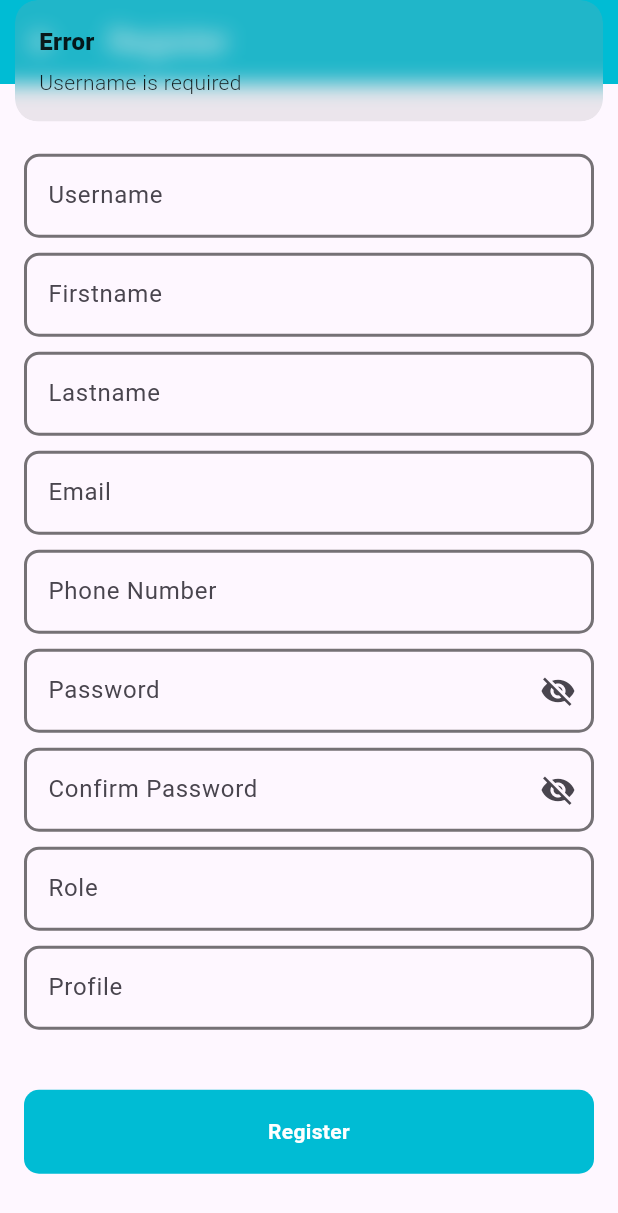
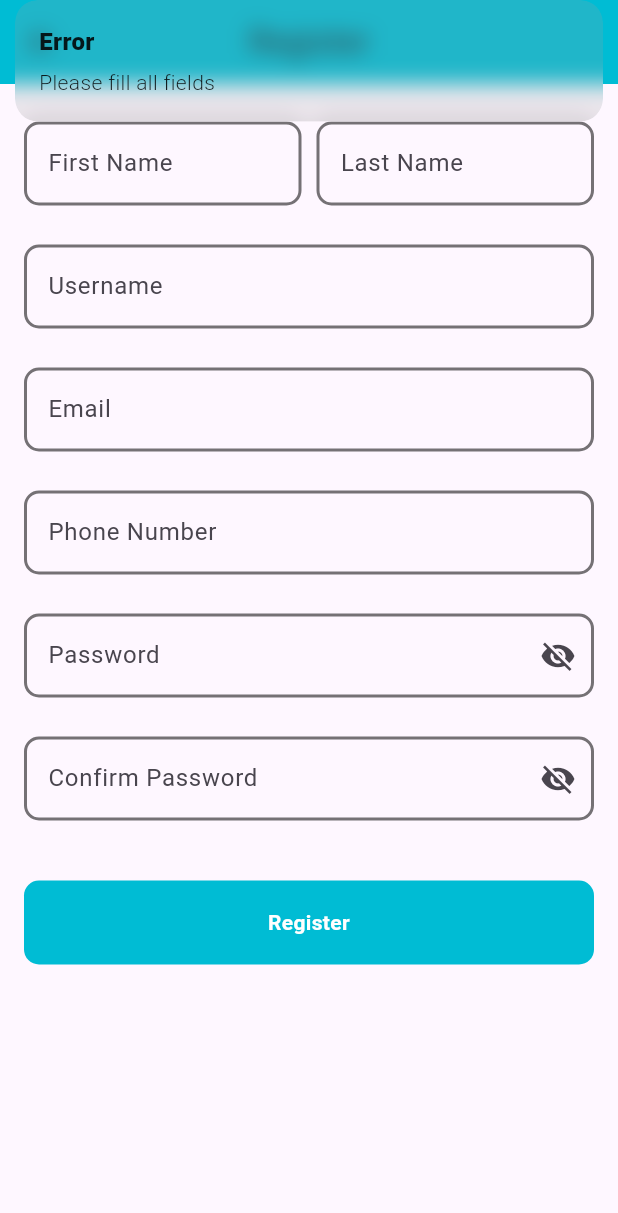
Before and after one commit to limsokeng24-gif/my_flutter_getx_design_pattern, a Flutter app: the RegisterView screen opened by its route, after a tap on "Register", on a phone screen of 412 x 824 dp. Shown: the top 1213 px of the screen. Run offline on Flutter 3.47's test engine with Material 3 defaults, Android fonts, the light colour scheme and no system bars; our stand-ins replace get, get_storage; accounts and stored records are empty.

Commit message:
feat: complete register

```diff
--- a/lib/app/cores/constants/constant_uri.dart
+++ b/lib/app/cores/constants/constant_uri.dart
@@ -1,5 +1,5 @@
 class ConstantUri {
-  static const String baseUrl = "http://localhost:30033";
+  static const String baseUrl = "http://192.168.73.84:30033";
   static const String loginPath = "$baseUrl/api/oauth/token";
   static const String refreshPath = "$baseUrl/api/oauth/refresh";
   static const String registerPath = "$baseUrl/api/oauth/register";
--- a/lib/app/cores/network/api_network_service.dart
+++ b/lib/app/cores/network/api_network_service.dart
@@ -5,5 +5,7 @@ import 'package:my_flutter_getx_design_pattern/app/cores/models/auth/RegisterRes
 
 abstract class ApiNetworkService {
   Future<LoginResponse> login(LoginRequest req);
-  Future<RegisterResponse> register(RegisterRequest Gereq);
+  Future<RegisterResponse> register(RegisterRequest req);
+  Future<bool> refreshToken();
+  Future<dynamic> get(String url);
 }
--- a/lib/app/moduls/auth/register/register_controller.dart
+++ b/lib/app/moduls/auth/register/register_controller.dart
@@ -1,86 +1,110 @@
-import 'package:flutter/cupertino.dart';
+import 'package:flutter/material.dart';
 import 'package:get/get.dart';
-import 'package:get_storage/get_storage.dart';
-import 'package:my_flutter_getx_design_pattern/app/data/access_token.dart';
-import 'package:my_flutter_getx_design_pattern/app/moduls/auth/repository/auth_repository.dart';
+import '../../../cores/models/auth/RegisterResponse.dart';
+import '../repository/auth_repository.dart';
 
 class RegisterController extends GetxController {
+
+  final AuthRepository authRepository = Get.find<AuthRepository>();
+
   var usernameController = TextEditingController().obs;
-  var firstnameController = TextEditingController().obs;
-  var lastnameController = TextEditingController().obs;
+  var firstNameController = TextEditingController().obs;
+  var lastNameController = TextEditingController().obs;
   var emailController = TextEditingController().obs;
-  var phoneNumberController = TextEditingController().obs;
+  var phoneController = TextEditingController().obs;
   var passwordController = TextEditingController().obs;
   var confirmPasswordController = TextEditingController().obs;
-  var roleController = TextEditingController().obs;
-  var profileController = TextEditingController().obs;
+
   var loading = false.obs;
-  var isPasswordHidden = true.obs;
-  void togglePasswordVisibility() {
-    isPasswordHidden.value = !isPasswordHidden.value;
-  }
+
+  var hidePassword = true.obs;
+  var hideConfirmPassword = true.obs;
 
   @override
   void onClose() {
+
     usernameController.value.dispose();
-    firstnameController.value.dispose();
-    lastnameController.value.dispose();
+    firstNameController.value.dispose();
+    lastNameController.value.dispose();
     emailController.value.dispose();
-    phoneNumberController.value.dispose();
+    phoneController.value.dispose();
     passwordController.value.dispose();
     confirmPasswordController.value.dispose();
-    roleController.value.dispose();
-    profileController.value.dispose();
+
     super.onClose();
   }
 
+  void togglePassword() {
+    hidePassword.value = !hidePassword.value;
+  }
+
+  void toggleConfirmPassword() {
+    hideConfirmPassword.value = !hideConfirmPassword.value;
+  }
+
+
   Future<void> onRegister() async {
     var username = usernameController.value.text;
-    var firstname = firstnameController.value.text;
-    var lastname = lastnameController.value.text;
+    var password = passwordController.value.text;
+    var firstName = firstNameController.value.text;
+    var lastName = lastNameController.value.text;
+    var phone = phoneController.value.text;
     var email = emailController.value.text;
-    var phonenumber = phoneNumberController.value.text;
-    var password = passwordController.value.text;
-    var confirmpassword = confirmPasswordController.value.text;
-    var role = roleController.value.text;
-    var profile = profileController.value.text;
-    if (username.isEmpty) {
-      Get.snackbar("Error", "Username is required");
-      return;
-    }
-    if (firstname.isEmpty) {
-      Get.snackbar("Error", "Firstname is required");
-      return;
-    }
-    if (lastname.isEmpty) {
-      Get.snackbar("Error", "Lastname is required");
-      return;
-    }
-    if (email.isEmpty) {
-      Get.snackbar("Error", "Email is required");
+    var confirmPassword = confirmPasswordController.value.text;
+    print("REGISTER BUTTON CLICKED");
+
+    if (username.isEmpty ||
+        firstName.isEmpty ||
+        lastName.isEmpty ||
+        email.isEmpty ||
+        phone.isEmpty ||
+        password.isEmpty ||
+        confirmPassword.isEmpty) {
+
+      Get.snackbar("Error", "Please fill all fields");
       return;
     }
 
-    if (password.isEmpty) {
-      Get.snackbar(("Error"), "Password is required");
-      return;
-    }
-    if (confirmpassword.isEmpty) {
-      Get.snackbar("Error", "ConfirmPassword is required");
-      return;
-    }
-    if (password != confirmpassword) {
+
+    if (password != confirmPassword) {
+
       Get.snackbar("Error", "Passwords do not match");
       return;
     }
-    loading.value = true;
-    await Future.delayed(Duration(seconds: 3));
-    loading.value = false;
-    AccessToken.saveToken(
-      username: username,
-      token: "TOKEN",
-      refresh: "REFRESH",
+    print("VALIDATION PASSED");
+
+    RegisterResponse response = await authRepository.register(
+      username: username.trim(),
+      firstName: firstName.trim(),
+      lastName: lastName.trim(),
+      email: email.trim(),
+      phoneNumber: phone.trim(),
+      password: password,
+      confirmPassword: confirmPassword,
+      role: "USER",
+      profile: "",
     );
-    Get.offNamed("/home");
+    print("REGISTER RESPONSE: ${response.toJson()}");
+
+    if (response.code == "200") {
+
+      Get.snackbar(
+        "Create Success",
+        response.data ?? "User Open Account successfully",
+      );
+
+      Get.offNamed("/login");
+
+    } else {
+
+      Get.snackbar(
+        "Error",
+        response.message ?? "Register failed",
+      );
+
+    }
   }
+
+
+
 }
--- a/lib/app/moduls/auth/register/register_view.dart
+++ b/lib/app/moduls/auth/register/register_view.dart
@@ -1,89 +1,104 @@
 import 'package:flutter/material.dart';
-import 'package:get/get_state_manager/get_state_manager.dart';
-import 'package:my_flutter_getx_design_pattern/app/moduls/auth/register/register_controller.dart';
-import 'package:my_flutter_getx_design_pattern/app/widgets/custom_button_widget.dart';
-import 'package:my_flutter_getx_design_pattern/app/widgets/custom_input_widget.dart';
+import 'package:get/get.dart';
+import '../../../widgets/custom_button_widget.dart';
+import '../../../widgets/custom_input_widget.dart';
+import 'register_controller.dart';
 
 class RegisterView extends GetView<RegisterController> {
   const RegisterView({super.key});
 
   @override
   Widget build(BuildContext context) {
-    return Obx((){
+    return Obx(() {
       return Scaffold(
         appBar: AppBar(
-          title: Text("Register", style: TextStyle(color: Colors.white)),
-          iconTheme: IconThemeData(color: Colors.white),
           backgroundColor: Colors.cyan,
+          title: const Text("Register"),
+          centerTitle: true,
         ),
         body: Container(
-          padding: EdgeInsets.symmetric(horizontal: 16, vertical: 35),
+          padding: const EdgeInsets.symmetric(horizontal: 16, vertical: 20),
+          child: SingleChildScrollView(
             child: Column(
               mainAxisAlignment: MainAxisAlignment.center,
               children: [
+                Row(
+                  children: [
+                    Expanded(
+                      child: CustomInputWidget(
+                        controller: controller.firstNameController.value,
+                        label: "First Name",
+                        hintText: "First Name",
+                      ),
+                    ),
+                    const SizedBox(width: 10),
+                    Expanded(
+                      child: CustomInputWidget(
+                        controller: controller.lastNameController.value,
+                        label: "Last Name",
+                        hintText: "Last Name",
+                      ),
+                    ),
+                  ],
+                ),
+                const SizedBox(height: 16),
                 CustomInputWidget(
                   controller: controller.usernameController.value,
-                  label: "Username", hintText: "Username"),
-              CustomInputWidget(
-                  controller: controller.firstnameController.value,
-                  label: "Firstname", hintText: "Firstname"),
-              CustomInputWidget(
-                  controller: controller.lastnameController.value,
-                  label: "Lastname", hintText: "Lastname"),
+                  label: "Username",
+                  hintText: "Username",
+                ),
+                const SizedBox(height: 16),
                 CustomInputWidget(
                   controller: controller.emailController.value,
-                  label: "Email", hintText: "Email"),
+                  label: "Email",
+                  hintText: "Email",
+                ),
+                const SizedBox(height: 16),
                 CustomInputWidget(
-                  controller: controller.phoneNumberController.value,
-                  label: "Phone Number", hintText: "Phone Number"),
+                  controller: controller.phoneController.value,
+                  label: "Phone Number",
+                  hintText: "Phone Number",
+                ),
+                const SizedBox(height: 16),
                 CustomInputWidget(
                   controller: controller.passwordController.value,
                   label: "Password",
                   hintText: "Password",
-                obscureText: controller.isPasswordHidden.value,
+                  obscureText: controller.hidePassword.value,
                   suffixIcon: IconButton(
                     icon: Icon(
-                    controller.isPasswordHidden.value
+                      controller.hidePassword.value
                           ? Icons.visibility_off
                           : Icons.visibility,
                     ),
-                  onPressed: controller.togglePasswordVisibility,
+                    onPressed: controller.togglePassword,
                   ),
-
                 ),
+                const SizedBox(height: 16),
                 CustomInputWidget(
                   controller: controller.confirmPasswordController.value,
                   label: "Confirm Password",
                   hintText: "Confirm Password",
-                obscureText: controller.isPasswordHidden.value,
+                  obscureText: controller.hideConfirmPassword.value,
                   suffixIcon: IconButton(
                     icon: Icon(
-                    controller.isPasswordHidden.value
+                      controller.hideConfirmPassword.value
                           ? Icons.visibility_off
                           : Icons.visibility,
                     ),
-                  onPressed: controller.togglePasswordVisibility,
+                    onPressed: controller.toggleConfirmPassword,
                   ),
-
                 ),
-              CustomInputWidget(
-                  controller: controller.roleController.value,
-                  label: "Role", hintText: "Role"),
-              CustomInputWidget(
-                  controller: controller.profileController.value,
-                  label: "Profile", hintText: "profile"),
-              SizedBox(height: 35,),
+                const SizedBox(height: 35),
                 CustomButtonWidget(
                   loading: controller.loading.value,
                   label: "Register",
-                onClick: (){
+                  onClick: () {
                     controller.onRegister();
-
                   },
-
-              )
-
+                ),
               ],
+            ),
           ),
         ),
       );
```
Also changed, not shown: lib/app/cores/models/auth/RegisterResponse.dart (+5 -5 lines), lib/app/cores/network/api_network_service_impl.dart (+72 -11 lines), lib/app/moduls/auth/login/login_controller.dart (+26 -14 lines), lib/app/moduls/auth/login/login_view.dart (+6 -7 lines), lib/app/moduls/auth/repository/auth_repository.dart (+11 -1 lines), lib/app/moduls/auth/repository/auth_repository_impl.dart (+33 -83 lines), lib/main.dart (+30 -10 lines), lib/app/cores/models/auth/RegisterRequest.dart (indentation only). Lines whose indentation alone changed are shown as unchanged.
